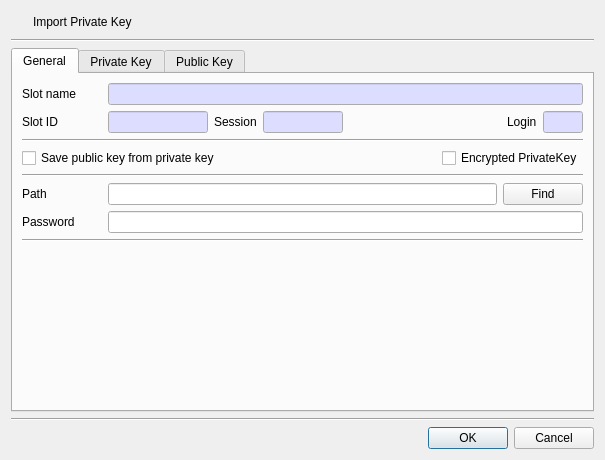
Qt form CryptokiMan/import_pri_key_dlg.ui (jykim74/CryptokiMan) before a commit.
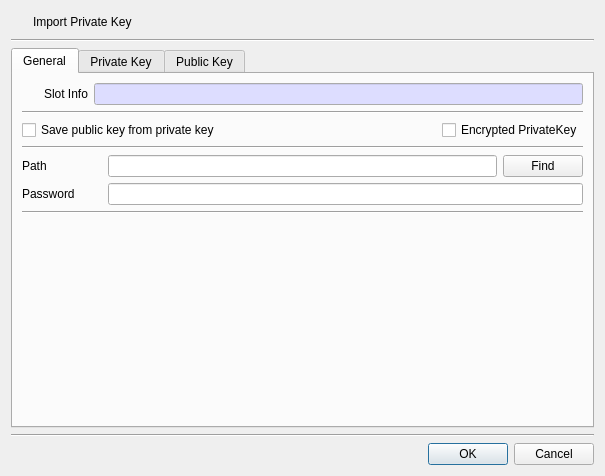
The same form after that commit. The open tabs and pages were chosen to show the change. Icons and pictures are not drawn.

```diff
--- a/CryptokiMan/import_pri_key_dlg.ui
+++ b/CryptokiMan/import_pri_key_dlg.ui
@@ -7,7 +7,7 @@
     <x>0</x>
     <y>0</y>
     <width>583</width>
-    <height>460</height>
+    <height>476</height>
    </rect>
   </property>
   <property name="windowTitle">
@@ -73,21 +73,8 @@
          <property name="topMargin">
           <number>0</number>
          </property>
-         <item row="0" column="0">
-          <widget class="QLabel" name="label">
-           <property name="minimumSize">
-            <size>
-             <width>80</width>
-             <height>0</height>
-            </size>
-           </property>
-           <property name="text">
-            <string>Slot name</string>
-           </property>
-          </widget>
-         </item>
-         <item row="0" column="1">
-          <widget class="QLineEdit" name="mSlotNameText">
+         <item row="0" column="2">
+          <widget class="QLineEdit" name="mSlotInfoText">
            <property name="palette">
             <palette>
              <active>
@@ -120,203 +107,45 @@
            </property>
           </widget>
          </item>
-        </layout>
-       </item>
-       <item>
-        <layout class="QGridLayout" name="gridLayout_4">
-         <property name="topMargin">
-          <number>0</number>
-         </property>
-         <item row="0" column="0">
-          <widget class="QLabel" name="label_3">
-           <property name="minimumSize">
-            <size>
-             <width>80</width>
-             <height>0</height>
-            </size>
-           </property>
-           <property name="text">
-            <string>Slot ID</string>
-           </property>
-          </widget>
-         </item>
-         <item row="0" column="6">
-          <widget class="QLineEdit" name="mLoginText">
-           <property name="maximumSize">
-            <size>
-             <width>40</width>
-             <height>16777215</height>
-            </size>
-           </property>
-           <property name="palette">
-            <palette>
-             <active>
-              <colorrole role="Base">
-               <brush brushstyle="SolidPattern">
-                <color alpha="255">
-                 <red>221</red>
-                 <green>221</green>
-                 <blue>255</blue>
-                </color>
-               </brush>
-              </colorrole>
-             </active>
-             <inactive>
-              <colorrole role="Base">
-               <brush brushstyle="SolidPattern">
-                <color alpha="255">
-                 <red>221</red>
-                 <green>221</green>
-                 <blue>255</blue>
-                </color>
-               </brush>
-              </colorrole>
-             </inactive>
-             <disabled>
-              <colorrole role="Base">
-               <brush brushstyle="SolidPattern">
-                <color alpha="255">
-                 <red>240</red>
-                 <green>240</green>
-                 <blue>240</blue>
-                </color>
-               </brush>
-              </colorrole>
-             </disabled>
-            </palette>
-           </property>
-           <property name="readOnly">
-            <bool>true</bool>
-           </property>
-          </widget>
-         </item>
-         <item row="0" column="3">
-          <widget class="QLineEdit" name="mSessionText">
-           <property name="maximumSize">
-            <size>
-             <width>80</width>
-             <height>16777215</height>
-            </size>
-           </property>
-           <property name="palette">
-            <palette>
-             <active>
-              <colorrole role="Base">
-               <brush brushstyle="SolidPattern">
-                <color alpha="255">
-                 <red>221</red>
-                 <green>221</green>
-                 <blue>255</blue>
-                </color>
-               </brush>
-              </colorrole>
-             </active>
-             <inactive>
-              <colorrole role="Base">
-               <brush brushstyle="SolidPattern">
-                <color alpha="255">
-                 <red>221</red>
-                 <green>221</green>
-                 <blue>255</blue>
-                </color>
-               </brush>
-              </colorrole>
-             </inactive>
-             <disabled>
-              <colorrole role="Base">
-               <brush brushstyle="SolidPattern">
-                <color alpha="255">
-                 <red>240</red>
-                 <green>240</green>
-                 <blue>240</blue>
-                </color>
-               </brush>
-              </colorrole>
-             </disabled>
-            </palette>
-           </property>
-           <property name="readOnly">
-            <bool>true</bool>
-           </property>
-          </widget>
-         </item>
-         <item row="0" column="2">
-          <widget class="QLabel" name="label_5">
-           <property name="text">
-            <string>Session</string>
-           </property>
-          </widget>
-         </item>
          <item row="0" column="1">
-          <widget class="QLineEdit" name="mSlotIDText">
+          <widget class="QLabel" name="label">
+           <property name="minimumSize">
+            <size>
+             <width>0</width>
+             <height>0</height>
+            </size>
+           </property>
+           <property name="text">
+            <string>Slot Info</string>
+           </property>
+          </widget>
+         </item>
+         <item row="0" column="0">
+          <widget class="QPushButton" name="mSlotBtn">
+           <property name="minimumSize">
+            <size>
+             <width>16</width>
+             <height>0</height>
+            </size>
+           </property>
            <property name="maximumSize">
             <size>
-             <width>100</width>
+             <width>16</width>
              <height>16777215</height>
             </size>
            </property>
-           <property name="palette">
-            <palette>
-             <active>
-              <colorrole role="Base">
-               <brush brushstyle="SolidPattern">
-                <color alpha="255">
-                 <red>221</red>
-                 <green>221</green>
-                 <blue>255</blue>
-                </color>
-               </brush>
-              </colorrole>
-             </active>
-             <inactive>
-              <colorrole role="Base">
-               <brush brushstyle="SolidPattern">
-                <color alpha="255">
-                 <red>221</red>
-                 <green>221</green>
-                 <blue>255</blue>
-                </color>
-               </brush>
-              </colorrole>
-             </inactive>
-             <disabled>
-              <colorrole role="Base">
-               <brush brushstyle="SolidPattern">
-                <color alpha="255">
-                 <red>240</red>
-                 <green>240</green>
-                 <blue>240</blue>
-                </color>
-               </brush>
-              </colorrole>
-             </disabled>
-            </palette>
+           <property name="text">
+            <string/>
            </property>
-           <property name="readOnly">
+           <property name="icon">
+            <iconset resource="cryptokiman.qrc">
+             <normaloff>:/images/slot.png</normaloff>:/images/slot.png</iconset>
+           </property>
+           <property name="flat">
             <bool>true</bool>
            </property>
           </widget>
          </item>
-         <item row="0" column="5">
-          <widget class="QLabel" name="label_6">
-           <property name="text">
-            <string>Login</string>
-           </property>
-          </widget>
-         </item>
-         <item row="0" column="4">
-          <spacer name="horizontalSpacer">
-           <property name="orientation">
-            <enum>Qt::Horizontal</enum>
-           </property>
-           <property name="sizeHint" stdset="0">
-            <size>
-             <width>40</width>
-             <height>20</height>
-            </size>
-           </property>
-          </spacer>
-         </item>
         </layout>
        </item>
        <item>
```
Left out of the diff: 7 changed lines with no effect on the pictures.
